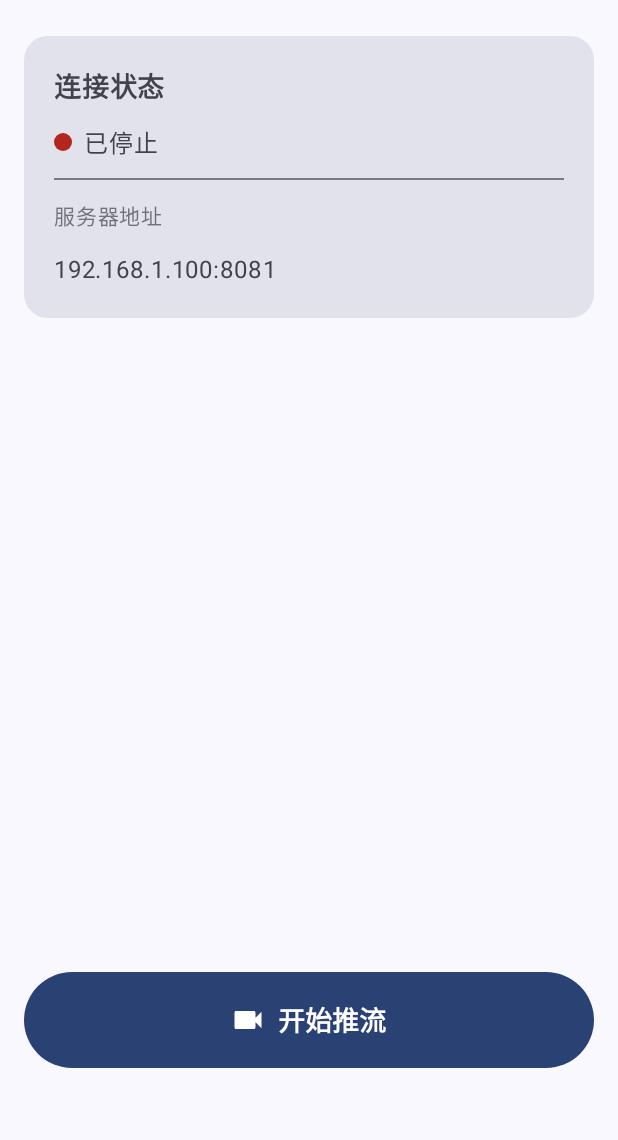
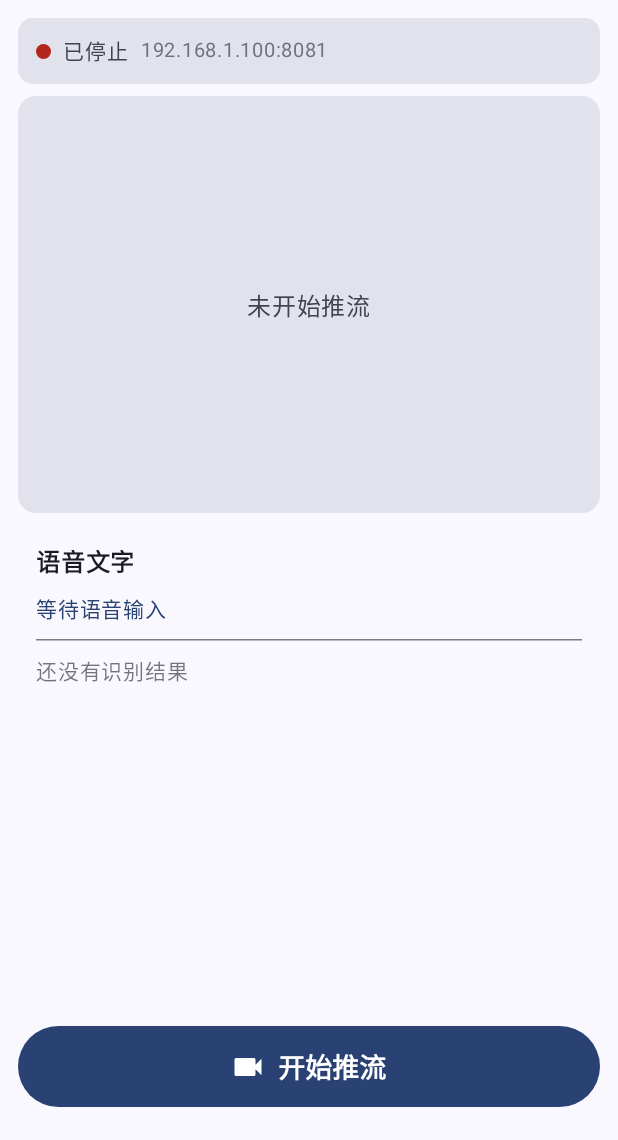
Before and after one commit to YOKASOU070810/Visus, an Android app built with Jetpack Compose: the screen it shows after launch (MainActivity), on a phone screen of 412 x 824 dp, the part 96-1236 px from its top. Run offline under Robolectric (Android 15) with nearby library versions, the light colour scheme and no system bars; 2 statements that could not run were skipped.

Commit message:
UI优化

```diff
--- a/app/android/app/src/main/java/com/visus/app/MainActivity.kt
+++ b/app/android/app/src/main/java/com/visus/app/MainActivity.kt
@@ -59,8 +59,7 @@ class MainActivity : ComponentActivity() {
                 ) {
                     MainScreen(
                         onStartStreaming = { startStreamingService() },
-                        onStopStreaming = { stopStreamingService() },
-                        isStreaming = { streamingService?.isStreaming() ?: false }
+                        onStopStreaming = { stopStreamingService() }
                     )
                 }
             }
--- /dev/null
+++ b/app/android/app/src/main/java/com/visus/app/data/StreamingUiState.kt
@@ -0,0 +1,53 @@
+package com.visus.app.data
+
+import android.graphics.Bitmap
+import kotlinx.coroutines.flow.MutableStateFlow
+import kotlinx.coroutines.flow.StateFlow
+
+object StreamingUiState {
+    private val _isStreaming = MutableStateFlow(false)
+    val isStreaming: StateFlow<Boolean> = _isStreaming
+
+    private val _connectionStatus = MutableStateFlow("已停止")
+    val connectionStatus: StateFlow<String> = _connectionStatus
+
+    private val _partialText = MutableStateFlow("等待语音输入")
+    val partialText: StateFlow<String> = _partialText
+
+    private val _finalMessages = MutableStateFlow<List<String>>(emptyList())
+    val finalMessages: StateFlow<List<String>> = _finalMessages
+
+    private val _latestFrame = MutableStateFlow<Bitmap?>(null)
+    val latestFrame: StateFlow<Bitmap?> = _latestFrame
+
+    fun setStreaming(value: Boolean) {
+        _isStreaming.value = value
+        if (!value) {
+            _connectionStatus.value = "已停止"
+            _partialText.value = "等待语音输入"
+        }
+    }
+
+    fun setConnectionStatus(value: String) {
+        _connectionStatus.value = value
+    }
+
+    fun setPartialText(value: String) {
+        _partialText.value = value.ifBlank { "等待语音输入" }
+    }
+
+    fun addFinalMessage(value: String) {
+        val text = value.trim()
+        if (text.isEmpty()) return
+        _finalMessages.value = (_finalMessages.value + text).takeLast(30)
+    }
+
+    fun setLatestFrame(value: Bitmap?) {
+        _latestFrame.value = value
+    }
+
+    fun clearMessages() {
+        _partialText.value = "等待语音输入"
+        _finalMessages.value = emptyList()
+    }
+}
--- a/app/android/app/src/main/java/com/visus/app/ui/MainScreen.kt
+++ b/app/android/app/src/main/java/com/visus/app/ui/MainScreen.kt
@@ -1,32 +1,68 @@
 package com.visus.app.ui
 
+import android.graphics.Bitmap
+import androidx.compose.foundation.Image
 import androidx.compose.foundation.background
-import androidx.compose.foundation.layout.*
+import androidx.compose.foundation.layout.Arrangement
+import androidx.compose.foundation.layout.Box
+import androidx.compose.foundation.layout.Column
+import androidx.compose.foundation.layout.Row
+import androidx.compose.foundation.layout.Spacer
+import androidx.compose.foundation.layout.fillMaxSize
+import androidx.compose.foundation.layout.fillMaxWidth
+import androidx.compose.foundation.layout.height
+import androidx.compose.foundation.layout.padding
+import androidx.compose.foundation.layout.size
+import androidx.compose.foundation.lazy.LazyColumn
+import androidx.compose.foundation.lazy.items
 import androidx.compose.foundation.shape.CircleShape
 import androidx.compose.foundation.shape.RoundedCornerShape
 import androidx.compose.material.icons.Icons
 import androidx.compose.material.icons.filled.Settings
 import androidx.compose.material.icons.filled.Videocam
 import androidx.compose.material.icons.filled.VideocamOff
-import androidx.compose.material3.*
-import androidx.compose.runtime.*
+import androidx.compose.material3.AlertDialog
+import androidx.compose.material3.Button
+import androidx.compose.material3.ButtonDefaults
+import androidx.compose.material3.Card
+import androidx.compose.material3.CardDefaults
+import androidx.compose.material3.ExperimentalMaterial3Api
+import androidx.compose.material3.HorizontalDivider
+import androidx.compose.material3.Icon
+import androidx.compose.material3.IconButton
+import androidx.compose.material3.MaterialTheme
+import androidx.compose.material3.OutlinedTextField
+import androidx.compose.material3.Scaffold
+import androidx.compose.material3.Text
+import androidx.compose.material3.TextButton
+import androidx.compose.material3.TopAppBar
+import androidx.compose.material3.TopAppBarDefaults
+import androidx.compose.runtime.Composable
+import androidx.compose.runtime.LaunchedEffect
+import androidx.compose.runtime.collectAsState
+import androidx.compose.runtime.getValue
+import androidx.compose.runtime.mutableStateOf
+import androidx.compose.runtime.remember
+import androidx.compose.runtime.rememberCoroutineScope
+import androidx.compose.runtime.setValue
 import androidx.compose.ui.Alignment
 import androidx.compose.ui.Modifier
 import androidx.compose.ui.draw.clip
+import androidx.compose.ui.graphics.asImageBitmap
+import androidx.compose.ui.layout.ContentScale
 import androidx.compose.ui.platform.LocalContext
 import androidx.compose.ui.text.font.FontWeight
 import androidx.compose.ui.unit.dp
 import androidx.compose.ui.unit.sp
 import com.visus.app.data.SettingsDataStore
+import com.visus.app.data.StreamingUiState
 import kotlinx.coroutines.launch
-import androidx.compose.runtime.collectAsState
 
 @OptIn(ExperimentalMaterial3Api::class)
 @Composable
 fun MainScreen(
     onStartStreaming: () -> Unit,
-    onStopStreaming: () -> Unit,
-    isStreaming: () -> Boolean
+    onStopStreaming: () -> Unit
 ) {
     val context = LocalContext.current
     val settingsDataStore = remember { SettingsDataStore(context) }
@@ -34,11 +70,15 @@ fun MainScreen(
 
     val serverIp by settingsDataStore.serverIp.collectAsState(initial = SettingsDataStore.DEFAULT_IP)
     val serverPort by settingsDataStore.serverPort.collectAsState(initial = SettingsDataStore.DEFAULT_PORT)
+    val streaming by StreamingUiState.isStreaming.collectAsState()
+    val connectionStatus by StreamingUiState.connectionStatus.collectAsState()
+    val partialText by StreamingUiState.partialText.collectAsState()
+    val finalMessages by StreamingUiState.finalMessages.collectAsState()
+    val latestFrame by StreamingUiState.latestFrame.collectAsState()
 
     var showSettings by remember { mutableStateOf(false) }
     var ipInput by remember { mutableStateOf("") }
     var portInput by remember { mutableStateOf("") }
-    var streaming by remember { mutableStateOf(false) }
 
     LaunchedEffect(serverIp, serverPort) {
         ipInput = serverIp
@@ -75,37 +115,48 @@ fun MainScreen(
             modifier = Modifier
                 .fillMaxSize()
                 .padding(paddingValues)
-                .padding(16.dp),
+                .padding(12.dp),
             horizontalAlignment = Alignment.CenterHorizontally,
-            verticalArrangement = Arrangement.SpaceBetween
+            verticalArrangement = Arrangement.spacedBy(8.dp)
         ) {
-            // 状态显示区域
-            StatusCard(
+            StatusBar(
                 isStreaming = streaming,
                 serverIp = serverIp,
-                serverPort = serverPort
+                serverPort = serverPort,
+                connectionStatus = connectionStatus
             )
 
-            Spacer(modifier = Modifier.weight(1f))
+            VideoPreview(
+                isStreaming = streaming,
+                frame = latestFrame,
+                modifier = Modifier
+                    .fillMaxWidth()
+                    .weight(0.46f)
+            )
 
-            // 控制按钮
+            SpeechCard(
+                partialText = partialText,
+                finalMessages = finalMessages,
+                modifier = Modifier
+                    .fillMaxWidth()
+                    .weight(0.54f)
+            )
+
             ControlButton(
                 isStreaming = streaming,
                 onToggle = {
-                    streaming = !streaming
                     if (streaming) {
+                        onStopStreaming()
+                    } else {
                         onStartStreaming()
-                    } else {
-                        onStopStreaming()
                     }
                 }
             )
 
-            Spacer(modifier = Modifier.height(32.dp))
+            Spacer(modifier = Modifier.height(2.dp))
         }
     }
 
-    // 设置对话框
     if (showSettings) {
         AlertDialog(
             onDismissRequest = { showSettings = false },
@@ -137,8 +188,8 @@ fun MainScreen(
                 TextButton(
                     onClick = {
                         scope.launch {
-                            settingsDataStore.saveServerIp(ipInput)
-                            settingsDataStore.saveServerPort(portInput)
+                            settingsDataStore.saveServerIp(ipInput.trim())
+                            settingsDataStore.saveServerPort(portInput.trim())
                             showSettings = false
                         }
                     }
@@ -156,40 +207,25 @@ fun MainScreen(
 }
 
 @Composable
-fun StatusCard(
+fun StatusBar(
     isStreaming: Boolean,
     serverIp: String,
-    serverPort: String
+    serverPort: String,
+    connectionStatus: String
 ) {
-    Card(
+    Row(
         modifier = Modifier
             .fillMaxWidth()
-            .padding(vertical = 8.dp),
-        shape = RoundedCornerShape(16.dp),
-        colors = CardDefaults.cardColors(
-            containerColor = MaterialTheme.colorScheme.surfaceVariant
-        )
-    ) {
-        Column(
-            modifier = Modifier
-                .fillMaxWidth()
-                .padding(20.dp),
-            verticalArrangement = Arrangement.spacedBy(12.dp)
-        ) {
-            Text(
-                text = "连接状态",
-                fontWeight = FontWeight.Bold,
-                fontSize = 18.sp,
-                color = MaterialTheme.colorScheme.onSurfaceVariant
-            )
-
-            Row(
+            .height(44.dp)
+            .clip(RoundedCornerShape(10.dp))
+            .background(MaterialTheme.colorScheme.surfaceVariant)
+            .padding(horizontal = 12.dp),
         verticalAlignment = Alignment.CenterVertically,
         horizontalArrangement = Arrangement.spacedBy(8.dp)
     ) {
         Box(
             modifier = Modifier
-                        .size(12.dp)
+                .size(10.dp)
                 .clip(CircleShape)
                 .background(
                     if (isStreaming) MaterialTheme.colorScheme.primary
@@ -197,25 +233,101 @@ fun StatusCard(
                 )
         )
         Text(
-                    text = if (isStreaming) "推流中" else "已停止",
-                    fontSize = 16.sp,
+            text = if (isStreaming) connectionStatus else "已停止",
+            fontSize = 14.sp,
+            fontWeight = FontWeight.Medium,
             color = MaterialTheme.colorScheme.onSurfaceVariant
-                )
-            }
-
-            Divider(color = MaterialTheme.colorScheme.outlineVariant)
-
-            Text(
-                text = "服务器地址",
-                fontWeight = FontWeight.Medium,
-                fontSize = 14.sp,
-                color = MaterialTheme.colorScheme.onSurfaceVariant.copy(alpha = 0.7f)
         )
         Text(
             text = "$serverIp:$serverPort",
+            fontSize = 13.sp,
+            color = MaterialTheme.colorScheme.onSurfaceVariant.copy(alpha = 0.7f)
+        )
+    }
+}
+
+@Composable
+fun VideoPreview(
+    isStreaming: Boolean,
+    frame: Bitmap?,
+    modifier: Modifier = Modifier
+) {
+    Box(
+        modifier = modifier
+            .clip(RoundedCornerShape(12.dp))
+            .background(MaterialTheme.colorScheme.surfaceVariant),
+        contentAlignment = Alignment.Center
+    ) {
+        if (frame != null) {
+            Image(
+                bitmap = frame.asImageBitmap(),
+                contentDescription = "相机预览",
+                modifier = Modifier.fillMaxSize(),
+                contentScale = ContentScale.Crop
+            )
+        } else {
+            Text(
+                text = if (isStreaming) "正在打开相机" else "未开始推流",
+                color = MaterialTheme.colorScheme.onSurfaceVariant,
+                fontSize = 16.sp
+            )
+        }
+    }
+}
+
+@Composable
+fun SpeechCard(
+    partialText: String,
+    finalMessages: List<String>,
+    modifier: Modifier = Modifier
+) {
+    Card(
+        modifier = modifier,
+        shape = RoundedCornerShape(12.dp),
+        colors = CardDefaults.cardColors(
+            containerColor = MaterialTheme.colorScheme.surface
+        )
+    ) {
+        Column(
+            modifier = Modifier
+                .fillMaxSize()
+                .padding(12.dp),
+            verticalArrangement = Arrangement.spacedBy(8.dp)
+        ) {
+            Text(
+                text = "语音文字",
+                fontWeight = FontWeight.Bold,
                 fontSize = 16.sp,
-                color = MaterialTheme.colorScheme.onSurfaceVariant
+                color = MaterialTheme.colorScheme.onSurface
             )
+            Text(
+                text = partialText,
+                fontSize = 14.sp,
+                color = MaterialTheme.colorScheme.primary
+            )
+            HorizontalDivider(color = MaterialTheme.colorScheme.outlineVariant)
+            LazyColumn(
+                modifier = Modifier.fillMaxSize(),
+                verticalArrangement = Arrangement.spacedBy(8.dp)
+            ) {
+                if (finalMessages.isEmpty()) {
+                    item {
+                        Text(
+                            text = "还没有识别结果",
+                            fontSize = 14.sp,
+                            color = MaterialTheme.colorScheme.onSurface.copy(alpha = 0.6f)
+                        )
+                    }
+                } else {
+                    items(finalMessages.asReversed()) { message ->
+                        Text(
+                            text = message,
+                            fontSize = 14.sp,
+                            color = MaterialTheme.colorScheme.onSurface
+                        )
+                    }
+                }
+            }
         }
     }
 }
@@ -229,8 +341,8 @@ fun ControlButton(
         onClick = onToggle,
         modifier = Modifier
             .fillMaxWidth()
-            .height(64.dp),
-        shape = RoundedCornerShape(32.dp),
+            .height(54.dp),
+        shape = RoundedCornerShape(27.dp),
         colors = ButtonDefaults.buttonColors(
             containerColor = if (isStreaming) MaterialTheme.colorScheme.error
             else MaterialTheme.colorScheme.primary
```
Also changed, not shown: app/android/app/src/main/java/com/visus/app/service/StreamingService.kt (+221 -4 lines), 2 other files. Lines whose indentation alone changed are shown as unchanged.
